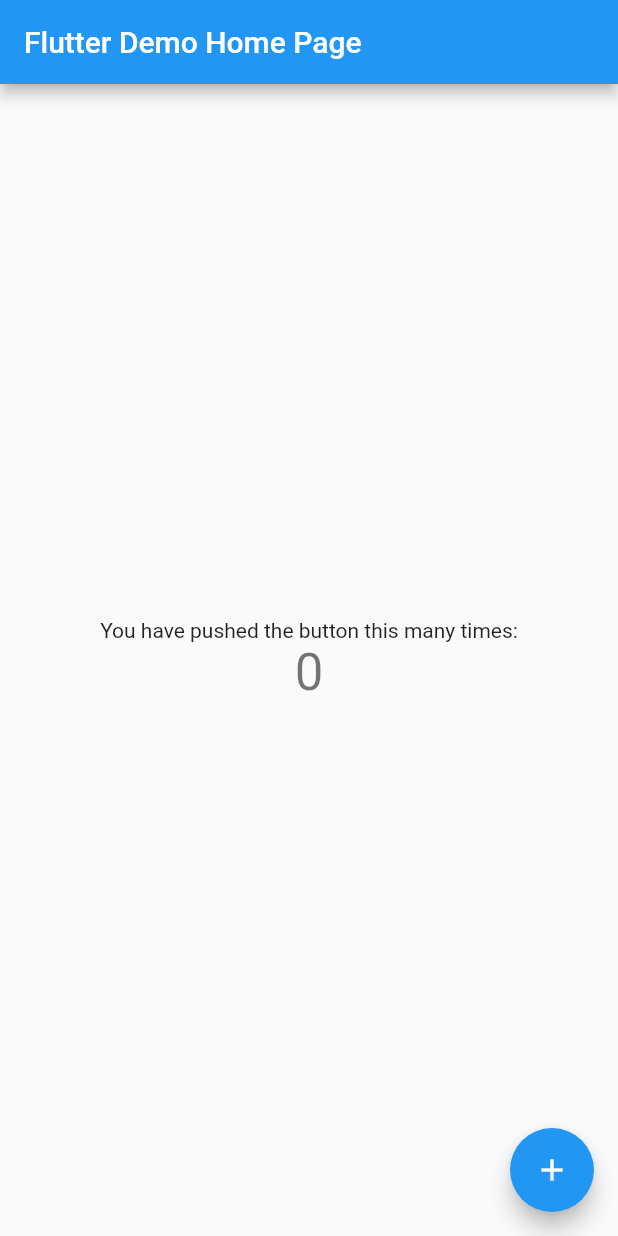
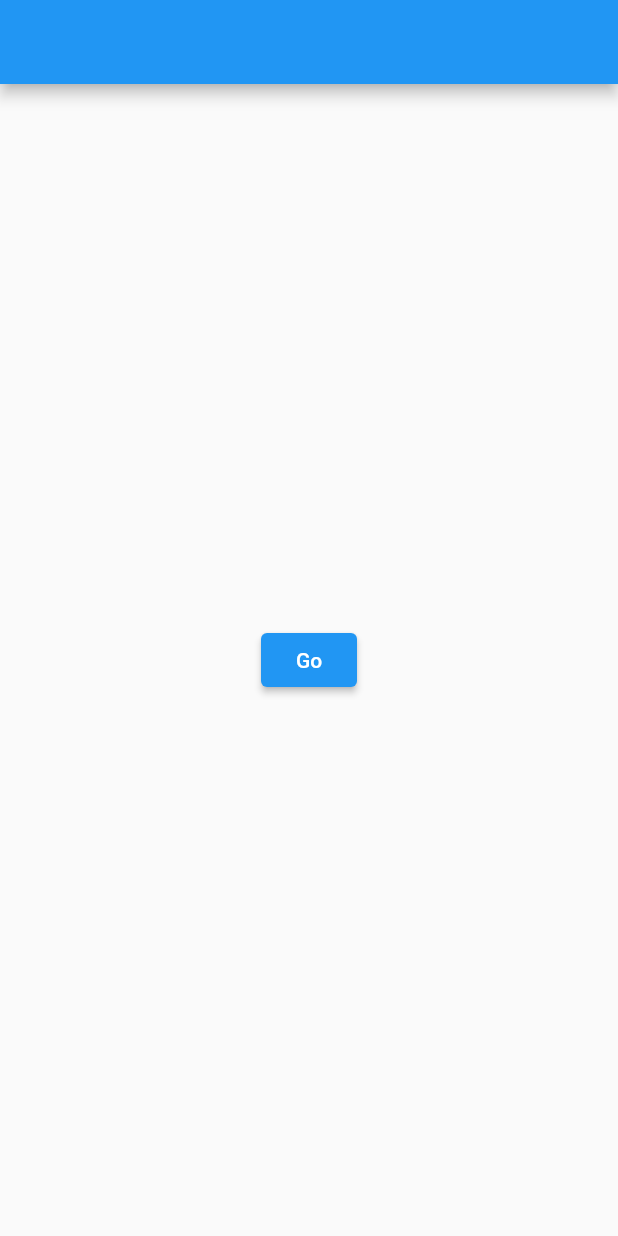
Before and after one commit to nabeshun0/page_route_transition_sample, a Flutter app: the screen it shows after launch, on a phone screen of 412 x 824 dp. Run offline on Flutter 3.47's test engine with Material 2 defaults, Android fonts, the phone set to English and light mode, and no system bars.

Commit message:
Add: PageRouteBuilderを追加

```diff
--- a/lib/main.dart
+++ b/lib/main.dart
@@ -1,113 +1,44 @@
 import 'package:flutter/material.dart';
 
 void main() {
-  runApp(MyApp());
+  runApp(MaterialApp(
+    home: Page1(),
+  ));
 }
 
-class MyApp extends StatelessWidget {
-  // This widget is the root of your application.
+class Page1 extends StatelessWidget {
   @override
   Widget build(BuildContext context) {
-    return MaterialApp(
-      title: 'Flutter Demo',
-      theme: ThemeData(
-        // This is the theme of your application.
-        //
-        // Try running your application with "flutter run". You'll see the
-        // application has a blue toolbar. Then, without quitting the app, try
-        // changing the primarySwatch below to Colors.green and then invoke
-        // "hot reload" (press "r" in the console where you ran "flutter run",
-        // or simply save your changes to "hot reload" in a Flutter IDE).
-        // Notice that the counter didn't reset back to zero; the application
-        // is not restarted.
-        primarySwatch: Colors.blue,
+    return Scaffold(
+      appBar: AppBar(),
+      body: Center(
+        child: ElevatedButton(
+          child: Text('Go'),
+          onPressed: () {
+            Navigator.of(context).push(_createRoute());
+          },
+        ),
       ),
-      home: MyHomePage(title: 'Flutter Demo Home Page'),
     );
   }
 }
 
-class MyHomePage extends StatefulWidget {
-  MyHomePage({Key key, this.title}) : super(key: key);
-
-  // This widget is the home page of your application. It is stateful, meaning
-  // that it has a State object (defined below) that contains fields that affect
-  // how it looks.
-
-  // This class is the configuration for the state. It holds the values (in this
-  // case the title) provided by the parent (in this case the App widget) and
-  // used by the build method of the State. Fields in a Widget subclass are
-  // always marked "final".
-
-  final String title;
-
-  @override
-  _MyHomePageState createState() => _MyHomePageState();
+Route _createRoute() {
+  return PageRouteBuilder(
+      pageBuilder: (context, animation, secondaryAnimation) => Page2(),
+      transitionsBuilder: (context, animation, secondaryAnimation, child) {
+        return child;
+      });
 }
 
-class _MyHomePageState extends State<MyHomePage> {
-  int _counter = 0;
-
-  void _incrementCounter() {
-    setState(() {
-      // This call to setState tells the Flutter framework that something has
-      // changed in this State, which causes it to rerun the build method below
-      // so that the display can reflect the updated values. If we changed
-      // _counter without calling setState(), then the build method would not be
-      // called again, and so nothing would appear to happen.
-      _counter++;
-    });
-  }
-
+class Page2 extends StatelessWidget {
   @override
   Widget build(BuildContext context) {
-    // This method is rerun every time setState is called, for instance as done
-    // by the _incrementCounter method above.
-    //
-    // The Flutter framework has been optimized to make rerunning build methods
-    // fast, so that you can just rebuild anything that needs updating rather
-    // than having to individually change instances of widgets.
     return Scaffold(
-      appBar: AppBar(
-        // Here we take the value from the MyHomePage object that was created by
-        // the App.build method, and use it to set our appbar title.
-        title: Text(widget.title),
+      appBar: AppBar(),
+      body: Center(
+        child: Text('Page 2'),
       ),
-      body: Center(
-        // Center is a layout widget. It takes a single child and positions it
-        // in the middle of the parent.
-        child: Column(
-          // Column is also a layout widget. It takes a list of children and
-          // arranges them vertically. By default, it sizes itself to fit its
-          // children horizontally, and tries to be as tall as its parent.
-          //
-          // Invoke "debug painting" (press "p" in the console, choose the
-          // "Toggle Debug Paint" action from the Flutter Inspector in Android
-          // Studio, or the "Toggle Debug Paint" command in Visual Studio Code)
-          // to see the wireframe for each widget.
-          //
-          // Column has various properties to control how it sizes itself and
-          // how it positions its children. Here we use mainAxisAlignment to
-          // center the children vertically; the main axis here is the vertical
-          // axis because Columns are vertical (the cross axis would be
-          // horizontal).
-          mainAxisAlignment: MainAxisAlignment.center,
-          children: <Widget>[
-            Text(
-              'You have pushed the button this many times:',
-            ),
-            Text(
-              '$_counter',
-              style: Theme.of(context).textTheme.headline4,
-            ),
-          ],
-        ),
-      ),
-      floatingActionButton: FloatingActionButton(
-        onPressed: _incrementCounter,
-        tooltip: 'Increment',
-        child: Icon(Icons.add),
-      ), // This trailing comma makes auto-formatting nicer for build methods.
     );
   }
 }
--- a/pubspec.yaml
+++ b/pubspec.yaml
@@ -18,7 +18,7 @@ publish_to: 'none' # Remove this line if you wish to publish to pub.dev
 version: 1.0.0+1
 
 environment:
-  sdk: ">=2.7.0 <3.0.0"
+  sdk: ">=2.12.0 <3.0.0"
 
 dependencies:
   flutter:
```
Also changed, not shown: pubspec.lock.
